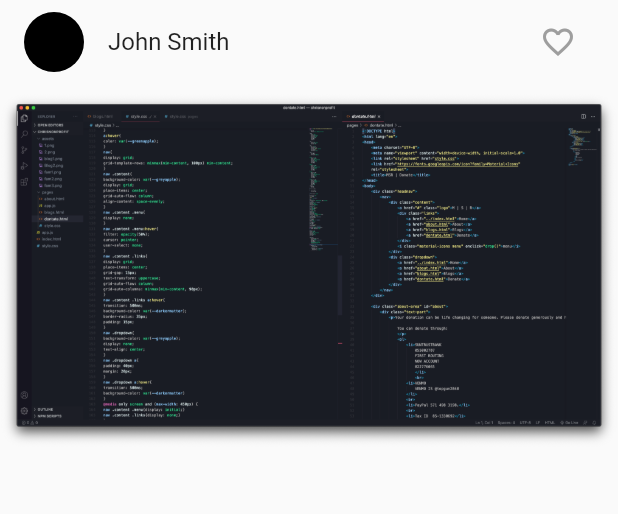
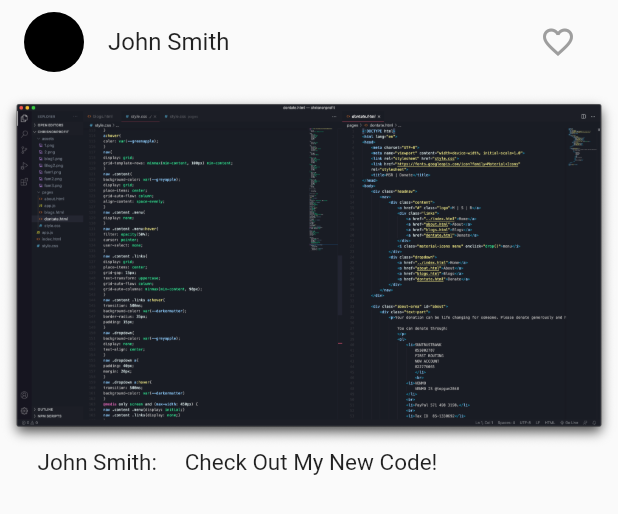
Before and after one commit to BradyCodes/Devstagram, a Flutter app: the Post widget shown alone on an empty page, opened directly, on a phone screen of 412 x 824 dp. Shown: the top 514 px of the screen. Run offline on Flutter 3.47's test engine with Material 2 defaults, Android fonts, the phone set to English and light mode, and no system bars.

Commit message:
Added Caption and Settings button

```diff
--- a/lib/pages/home.dart
+++ b/lib/pages/home.dart
@@ -19,9 +19,9 @@ class _homeState extends State<home> {
       body: Center(
         child: ListView(
           children: <Widget>[
-            Post('John Smith', 'assets/assettest.png'),
-            Post('Jacod Johnson', 'assets/TerminalImage.png'),
-            Post('Clara Deviod', 'assets/GithubImage.png'),
+            Post('John Smith', 'assets/assettest.png', 'Check Out My New Code!'),
+            Post('Jacod Johnson', 'assets/TerminalImage.png', 'Can Anyone help me with my terminal error?'),
+            Post('Clara Deviod', 'assets/GithubImage.png', 'New Github Repo Up, Go Check It Out!'),
           ],
         ),
       ),
--- a/lib/pages/post.dart
+++ b/lib/pages/post.dart
@@ -4,10 +4,12 @@ import 'heartbutton.dart';
 class Post extends StatelessWidget {
   String _name = 'John Smith';
   String _path = 'assets/assettest.png';
+  String _caption = 'Check out my new Code!';
 
-  Post(String _name, String _path) {
+  Post(String _name, String _path, String _caption) {
     this._name = _name;
     this._path = _path;
+    this._caption = _caption;
   }
 
 
@@ -21,7 +23,7 @@ class Post extends StatelessWidget {
               backgroundColor: Colors.black,
             ),
             title: Text(_name),
-            trailing: HeartButton(),
+            trailing: HeartButton()
           ),
         ),
         Padding(
@@ -31,6 +33,13 @@ class Post extends StatelessWidget {
           decoration: BoxDecoration(borderRadius: BorderRadius.circular(15)),
           child: Image.asset(_path)
         ),
+        Container(
+          child: Padding(
+            padding: const EdgeInsets.symmetric(horizontal: 25.0),
+            child: Align(alignment: Alignment.centerLeft, child: Text(_name + ':     ' + _caption, style: TextStyle(fontSize: 15),),),
+          )
+        ),
+        SizedBox(height: 100,),
       ],
     );
   }
```
Also changed, not shown: lib/pages/Settings/home.dart (added, +24 -0 lines), lib/pages/homepage.dart (+17 -1 lines), lib/pages/profile.dart (+23 -3 lines).
